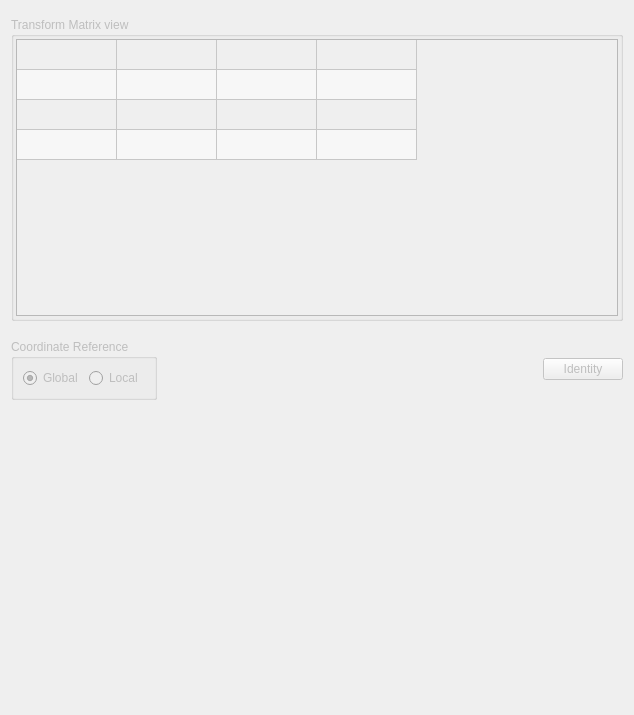
Qt form Base/GUI2/Resources/UI/qSlicerModuleTransform.ui (jcfr/Slicer3) before a commit.
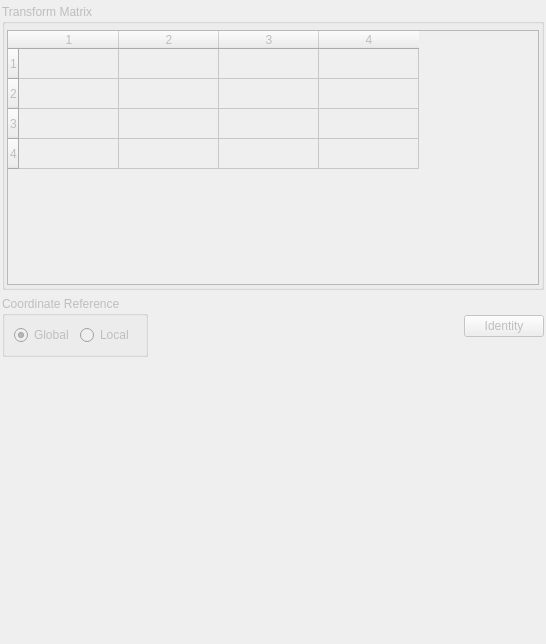
The same form after that commit. Custom widgets are drawn as their Qt base class.

Commit message: ENH: qSlicerModuleTransform - Matrix widget is now displayed using a collapsible widget. The top margin of the layout used in the collapsible widget is also set to 6

```diff
--- a/Base/GUI2/Resources/UI/qSlicerModuleTransform.ui
+++ b/Base/GUI2/Resources/UI/qSlicerModuleTransform.ui
@@ -6,8 +6,8 @@
    <rect>
     <x>0</x>
     <y>0</y>
-    <width>634</width>
-    <height>715</height>
+    <width>546</width>
+    <height>644</height>
    </rect>
   </property>
   <property name="sizePolicy">
@@ -20,6 +20,12 @@
    <string>Transform Module</string>
   </property>
   <layout class="QVBoxLayout" name="verticalLayout">
+   <property name="spacing">
+    <number>2</number>
+   </property>
+   <property name="margin">
+    <number>2</number>
+   </property>
    <item>
     <widget class="qMRMLNodeSelector" name="TransformNodeSelector">
      <property name="NodeType">
@@ -32,33 +38,27 @@
      <property name="enabled">
       <bool>false</bool>
      </property>
-     <property name="sizePolicy">
-      <sizepolicy hsizetype="MinimumExpanding" vsizetype="MinimumExpanding">
-       <horstretch>0</horstretch>
-       <verstretch>0</verstretch>
-      </sizepolicy>
-     </property>
      <property name="title">
-      <string>Transform Matrix view</string>
+      <string>Transform Matrix</string>
      </property>
-     <layout class="QVBoxLayout" name="verticalLayout_2">
+     <layout class="QHBoxLayout" name="horizontalLayout_3">
       <property name="spacing">
        <number>2</number>
       </property>
-      <property name="margin">
+      <property name="leftMargin">
+       <number>2</number>
+      </property>
+      <property name="topMargin">
+       <number>6</number>
+      </property>
+      <property name="rightMargin">
+       <number>2</number>
+      </property>
+      <property name="bottomMargin">
        <number>2</number>
       </property>
       <item>
        <widget class="qMRMLMatrixWidget" name="MatrixWidget">
-        <property name="alternatingRowColors">
-         <bool>true</bool>
-        </property>
-        <attribute name="horizontalHeaderVisible">
-         <bool>false</bool>
-        </attribute>
-        <attribute name="verticalHeaderVisible">
-         <bool>false</bool>
-        </attribute>
         <row/>
         <row/>
         <row/>
@@ -237,6 +237,12 @@
   </layout>
  </widget>
  <customwidgets>
+  <customwidget>
+   <class>qCTKCollapsibleGroupBox</class>
+   <extends>QGroupBox</extends>
+   <header>qCTKCollapsibleGroupBox.h</header>
+   <container>1</container>
+  </customwidget>
   <customwidget>
    <class>qMRMLMatrixWidget</class>
    <extends>QTableWidget</extends>
```
Left out of the diff: 2 changed lines with no effect on the pictures. The commit also changes 2 other files.
